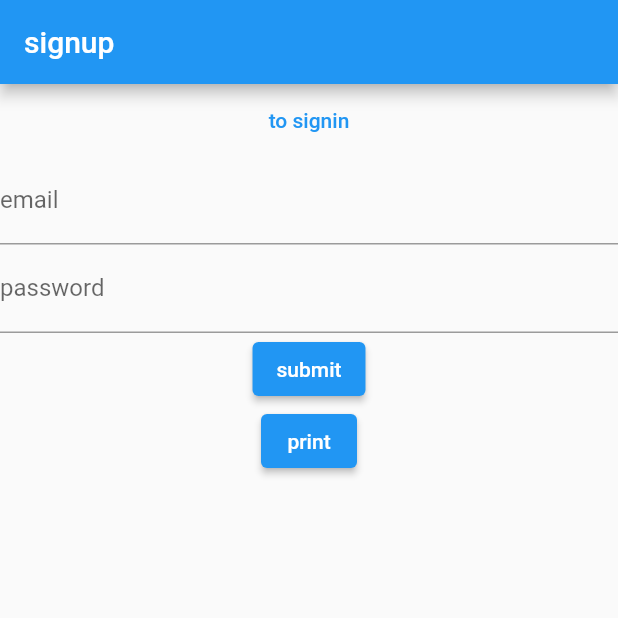
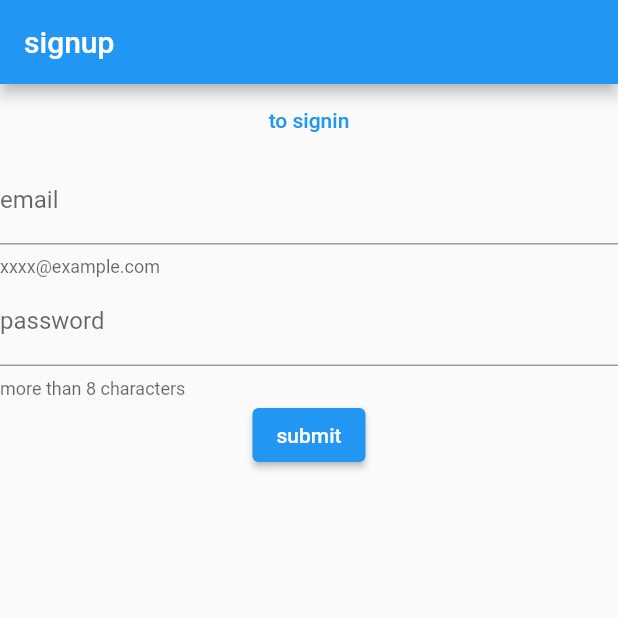
Before and after one commit to torikatsupg/flutter_todo, a Flutter app: the SignupPage screen opened by its route, on a phone screen of 412 x 824 dp, the top half of it. Run offline on Flutter 3.47's test engine with Material 2 defaults, Android fonts, the phone set to English and light mode, and no system bars; our stand-ins replace firebase_auth, firebase_core, freezed_annotation, go_router, hooks_riverpod; accounts and stored records are empty.

Commit message:
handle form state of signup screen

```diff
--- a/lib/page/signup_page.dart
+++ b/lib/page/signup_page.dart
@@ -1,19 +1,16 @@
-import 'package:firebase_auth/firebase_auth.dart';
 import 'package:flutter/material.dart';
-import 'package:flutter_todo/firebase/auth_provider.dart';
-import 'package:flutter_todo/model/validator.dart';
-import 'package:flutter_todo/provider/input/signup_provider.dart';
+import 'package:flutter_todo/provider/input/signup_controller_provider.dart';
 import 'package:go_router/go_router.dart';
 import 'package:hooks_riverpod/hooks_riverpod.dart';
 
-class SignupPage extends ConsumerWidget {
-  SignupPage({Key? key}) : super(key: key);
-
-  final formKey = GlobalKey<FormState>();
+class SignupPage extends HookConsumerWidget {
+  const SignupPage({Key? key}) : super(key: key);
 
   @override
   Widget build(context, ref) {
-    final state = ref.watch(signupProvider);
+    final state = ref.watch(signupControllerProvider);
+    final controller = ref.read(signupControllerProvider.notifier);
+
     return Scaffold(
       appBar: AppBar(
         title: const Text('signup'),
@@ -24,45 +21,35 @@ class SignupPage extends ConsumerWidget {
             onPressed: () => context.go('/signin'),
             child: const Text('to signin'),
           ),
-          Form(
-            key: formKey,
-            child: Column(
+          Column(
             children: [
-                TextFormField(
-                  initialValue: state.email,
-                  onSaved: (value) =>
-                      ref.read(signupProvider.notifier).setEmail(value!),
-                  decoration: const InputDecoration(
+              TextField(
+                controller: state.emailController,
+                focusNode: state.emailFocusNode,
+                textInputAction: TextInputAction.next,
+                decoration: InputDecoration(
+                  errorText: state.emailError,
                   hintText: 'xxxx@example.com',
-                    label: Text('email'),
+                  helperText: 'xxxx@example.com',
+                  label: const Text('email'),
                 ),
-                  autovalidateMode: AutovalidateMode.onUserInteraction,
-                  validator: emailValidator,
               ),
-                TextFormField(
-                  initialValue: state.password,
-                  onSaved: (value) =>
-                      ref.read(signupProvider.notifier).setPassword(value!),
-                  decoration: const InputDecoration(
-                    label: Text('password'),
+              TextField(
+                controller: state.passwordController,
+                focusNode: state.passwordFocusNode,
+                textInputAction: TextInputAction.done,
+                decoration: InputDecoration(
+                  errorText: state.passwordError,
+                  hintText: 'more than 8 characters',
+                  helperText: 'more than 8 characters',
+                  label: const Text('password'),
                 ),
-                  validator: passwordValidator,
               ),
               ElevatedButton(
-                  onPressed: () {
-                    if (formKey.currentState!.validate()) {
-                      formKey.currentState!.save();
-                      ref.read(signupProvider.notifier).submit();
-                    }
-                  },
+                onPressed: controller.submit,
                 child: const Text('submit'),
               ),
-                ElevatedButton(
-                  onPressed: () => print(ref.read(signupProvider)),
-                  child: const Text('print'),
-                ),
             ],
-            ),
           ),
         ],
       ),
```
Also changed, not shown: lib/provider/input/signup_controller_provider.dart (added, +97 -0 lines), lib/provider/input/signup_provider.dart (deleted, +0 -41 lines), lib/generated/provider/input/signup_controller_provider.freezed.dart (added), lib/generated/provider/input/signup_provider.freezed.dart (deleted). Lines whose indentation alone changed are shown as unchanged.
